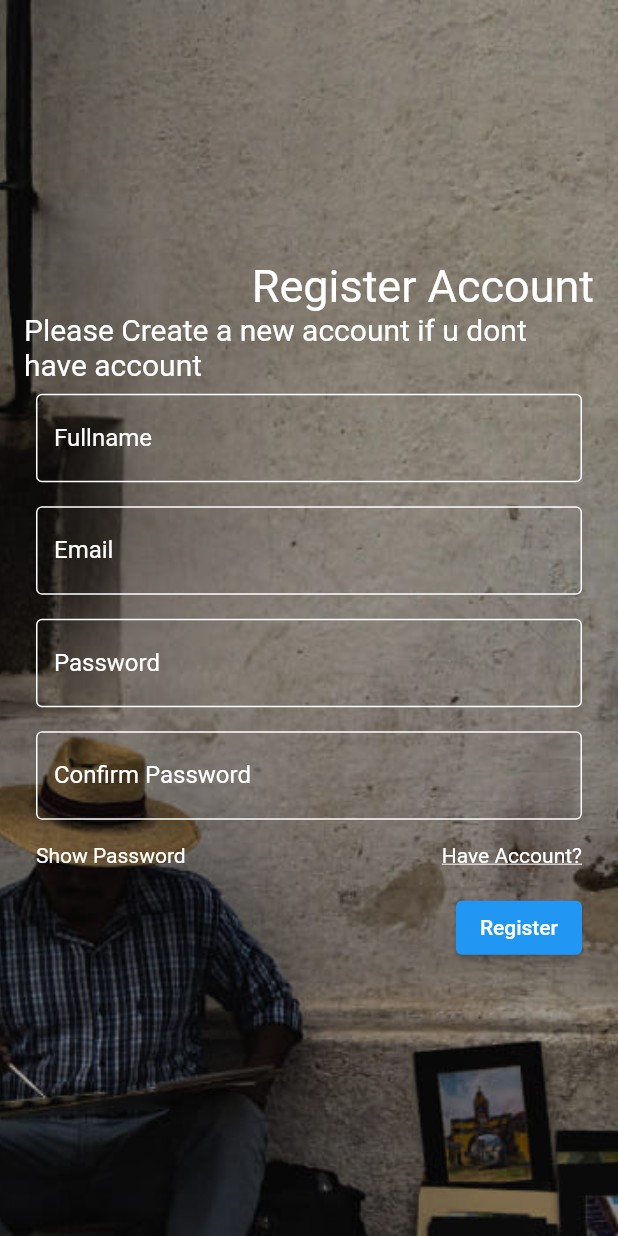
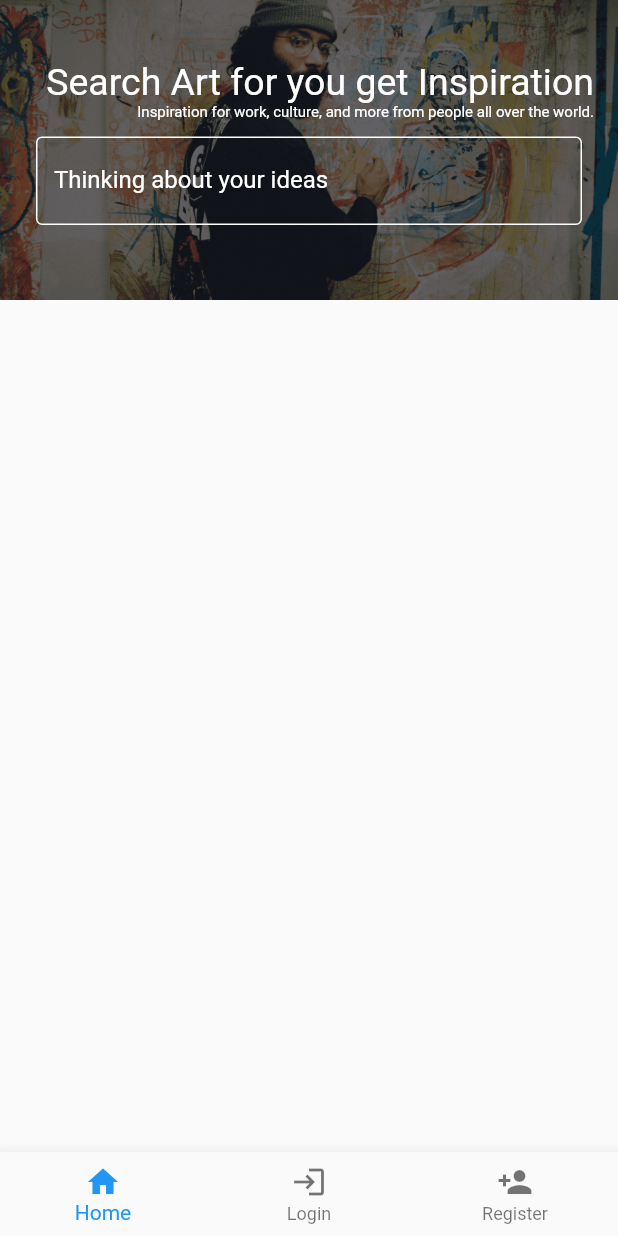
Before and after one commit to valentioAditama/karyaku-app, a Flutter app: the screen it shows after launch, on a phone screen of 412 x 824 dp. Run offline on Flutter 3.47's test engine with Material 2 defaults, Android fonts, the phone set to English and light mode, and no system bars.

Commit message:
update still fixing bottom navigation

```diff
--- /dev/null
+++ b/lib/feature_1/screen/home/home_screen.dart
@@ -0,0 +1,75 @@
+import 'package:flutter/material.dart';
+import 'package:karyaku_app/feature_1/screen/auth/login_screen.dart';
+import 'package:karyaku_app/feature_1/screen/auth/register_screen.dart';
+import 'package:karyaku_app/feature_1/screen/landing_page/landing_page_screen.dart';
+import '../../widgets/bottom_navigation.dart';
+
+class HomeScreen extends StatefulWidget {
+  @override
+  _HomeScreenState createState() => _HomeScreenState();
+}
+
+class _HomeScreenState extends State<HomeScreen> {
+  int _currentIndex = 0;
+
+  final List<Widget> _screens = [
+    landing_page(),
+    LoginScreen(),
+    RegisterScreen(),
+  ];
+
+  @override
+  Widget build(BuildContext context) {
+    return Scaffold(
+      body: SingleChildScrollView(
+        child: Container(
+          width: double.infinity,
+          height: 200,
+          decoration: const BoxDecoration(
+            image: DecorationImage(
+                image: AssetImage("images/home.png"), fit: BoxFit.cover),
+          ),
+          padding: const EdgeInsets.all(16.0),
+          child: Column(
+            mainAxisAlignment: MainAxisAlignment.center,
+            crossAxisAlignment: CrossAxisAlignment.end,
+            children: <Widget>[
+              const Text("Search Art for you get Inspiration",
+                  style: TextStyle(fontSize: 25, color: Colors.white)),
+              const Text(
+                  "Inspiration for work, culture, and more from people all over the world.",
+                  style: TextStyle(
+                    fontSize: 10,
+                    color: Colors.white,
+                  )),
+              Padding(
+                padding:
+                    const EdgeInsets.symmetric(horizontal: 8, vertical: 10),
+                child: TextField(
+                  decoration: InputDecoration(
+                      enabledBorder: OutlineInputBorder(
+                        borderSide: BorderSide(color: Colors.white),
+                      ),
+                      focusedBorder: OutlineInputBorder(
+                        borderSide: BorderSide(color: Colors.white),
+                      ),
+                      labelText: "Thinking about your ideas",
+                      labelStyle: TextStyle(color: Colors.white)),
+                  style: TextStyle(color: Colors.white),
+                ),
+              )
+            ],
+          ),
+        ),
+      ),
+      bottomNavigationBar: BottomNavigation(
+        currentIndex: _currentIndex,
+        onTap: (int index) {
+          setState(() {
+            _currentIndex = index;
+          });
+        },
+      ),
+    );
+  }
+}
--- /dev/null
+++ b/lib/feature_1/widgets/bottom_navigation.dart
@@ -0,0 +1,35 @@
+import 'package:flutter/material.dart';
+
+class BottomNavigation extends StatefulWidget {
+  final int currentIndex;
+  final Function(int) onTap;
+
+  BottomNavigation({required this.currentIndex, required this.onTap});
+
+  @override
+  _BottomNavigationState createState() => _BottomNavigationState();
+}
+
+class _BottomNavigationState extends State<BottomNavigation> {
+  @override
+  Widget build(BuildContext context) {
+    return BottomNavigationBar(
+      currentIndex: widget.currentIndex,
+      onTap: widget.onTap,
+      items: [
+        BottomNavigationBarItem(
+          icon: Icon(Icons.home),
+          label: "Home",
+        ),
+        BottomNavigationBarItem(
+          icon: Icon(Icons.login),
+          label: "Login",
+        ),
+        BottomNavigationBarItem(
+          icon: Icon(Icons.person_add),
+          label: "Register",
+        ),
+      ],
+    );
+  }
+}
--- a/lib/main.dart
+++ b/lib/main.dart
@@ -2,15 +2,18 @@ import 'package:flutter/material.dart';
 import './feature_1/screen/auth/login_screen.dart';
 import './feature_1/screen/auth/register_screen.dart';
 import './feature_1/screen/landing_page/landing_page_screen.dart';
+import './feature_1/screen/home/home_screen.dart';
 
 void main() => runApp(MyApp());
 
 class MyApp extends StatelessWidget {
   @override
   Widget build(BuildContext context) {
-    return MaterialApp(home: RegisterScreen(), routes: {
+    return MaterialApp(home: HomeScreen(), routes: {
+      '/landingPage': (context) => landing_page(),
       '/login': (context) => LoginScreen(),
       '/register': (context) => RegisterScreen(),
+      '/home': (context) => HomeScreen(),
     });
   }
 }
```
